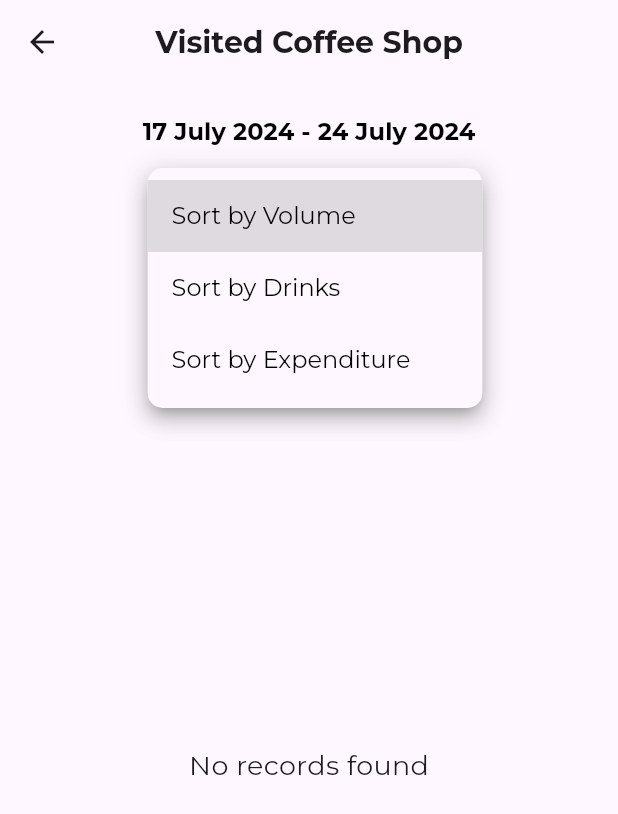
After one commit to KittinatAna/coffeetracker, a Flutter app: the VisitedShopPage screen opened directly, after a tap on an icon or button, on a phone screen of 412 x 824 dp. The commit adds this screen. Shown: the top 814 px of the screen. Run offline on Flutter 3.47's test engine with Material 3 defaults, Android fonts, the light colour scheme and no system bars; our stand-ins replace cloud_firestore, csv, device_info_plus, firebase_core, fl_chart, geocoding and 11 more; missing offline and left inert: google_mlkit_text_recognition, tflite_flutter; accounts and stored records are empty.

Commit message:
24072024_1349 Add Visited Shop Page

```diff
--- /dev/null
+++ b/coffeetracker/lib/screens/stats/visited_shop.dart
@@ -0,0 +1,235 @@
+import 'package:flutter/material.dart';
+import 'package:flutter/services.dart';
+import 'package:google_fonts/google_fonts.dart';
+import 'package:intl/intl.dart';
+import 'package:coffeetracker/services/firestore_service.dart';
+
+class VisitedShopPage extends StatefulWidget {
+  @override
+  _VisitedShopPageState createState() => _VisitedShopPageState();
+}
+
+class _VisitedShopPageState extends State<VisitedShopPage> {
+  final FirestoreService _firestoreService = FirestoreService();
+  DateTime _startDate = DateTime.now().subtract(const Duration(days: 7));
+  DateTime _endDate = DateTime.now();
+  List<Map<String, dynamic>> _shopList = [];
+  String _sortCriteria = 'volume';
+
+  @override
+  void initState() {
+    super.initState();
+    _fetchRecords();
+  }
+
+  Future<void> _fetchRecords() async {
+    List<Map<String, dynamic>> records = await _firestoreService.fetchData('coffeerecords');
+    List<Map<String, dynamic>> filteredRecords = records.where((record) {
+      DateTime recordDate = DateTime.parse(record['date']);
+      return record['is_purchased'] == true && recordDate.isAfter(_startDate.subtract(const Duration(days: 1))) && recordDate.isBefore(_endDate.add(const Duration(days: 1)));
+    }).toList();
+
+    Map<String, Map<String, dynamic>> shopSummary = {};
+
+    for (var record in filteredRecords) {
+      String shopName = record['coffee_shop'];
+      String shopAddress = record['shop_address'];
+      String key = '$shopName - $shopAddress';
+      int volume = record['volume'];
+      double price = record['price'];
+
+      if (!shopSummary.containsKey(key)) {
+        shopSummary[key] = {
+          'shopName': shopName,
+          'address': shopAddress,
+          'drinks': 0,
+          'volume': 0,
+          'expenditure': 0.0,
+        };
+      }
+
+      shopSummary[key]?['drinks'] += 1;
+      shopSummary[key]?['volume'] += volume;
+      shopSummary[key]?['expenditure'] += price;
+    }
+
+    _shopList = shopSummary.values.toList();
+
+    _sortShopList();
+
+    setState(() {});
+  }
+
+  void _sortShopList() {
+    if (_sortCriteria == 'volume') {
+      _shopList.sort((a, b) => b['volume'].compareTo(a['volume']));
+    } else if (_sortCriteria == 'drinks') {
+      _shopList.sort((a, b) => b['drinks'].compareTo(a['drinks']));
+    } else if (_sortCriteria == 'expenditure') {
+      _shopList.sort((a, b) => b['expenditure'].compareTo(a['expenditure']));
+    }
+  }
+
+  void _copyToClipboard(String text) {
+    Clipboard.setData(ClipboardData(text: text));
+    ScaffoldMessenger.of(context).showSnackBar(
+      SnackBar(
+        content: Text('Copied "$text" to clipboard'),
+      ),
+    );
+  }
+
+  @override
+  Widget build(BuildContext context) {
+    return Scaffold(
+      appBar: AppBar(
+        title: Text(
+          'Visited Coffee Shop',
+          style: GoogleFonts.montserrat(
+            fontSize: 20,
+            fontWeight: FontWeight.bold,
+          ),
+        ),
+        centerTitle: true,
+      ),
+      body: Column(
+        children: [
+          Padding(
+            padding: const EdgeInsets.all(8.0),
+            child: Column(
+              children: [
+                TextButton(
+                  onPressed: () async {
+                    DateTimeRange? picked = await showDateRangePicker(
+                      context: context,
+                      firstDate: DateTime(2020),
+                      lastDate: DateTime.now(),
+                      initialDateRange: DateTimeRange(start: _startDate, end: _endDate),
+                    );
+
+                    if (picked != null) {
+                      setState(() {
+                        _startDate = picked.start;
+                        _endDate = picked.end;
+                      });
+                      _fetchRecords();
+                    }
+                  },
+                  style: TextButton.styleFrom(
+                    shape: RoundedRectangleBorder(
+                      borderRadius: BorderRadius.circular(20.0),
+                    ),
+                  ),
+                  child: Text(
+                    '${DateFormat('dd MMMM yyyy').format(_startDate)} - ${DateFormat('dd MMMM yyyy').format(_endDate)}',
+                    style: GoogleFonts.montserrat(
+                      fontSize: 16,
+                      fontWeight: FontWeight.bold,
+                      color: Colors.black,
+                    ),
+                  ),
+                ),
+              ],
+            ),
+          ),
+          Padding(
+            padding: const EdgeInsets.symmetric(horizontal: 8.0),
+            child: DropdownButton<String>(
+              value: _sortCriteria,
+              icon: const Icon(Icons.expand_more),
+              borderRadius: BorderRadius.circular(10),
+              onChanged: (String? newValue) {
+                setState(() {
+                  _sortCriteria = newValue!;
+                  _sortShopList();
+                });
+              },
+              items: <String>['volume', 'drinks', 'expenditure']
+                  .map<DropdownMenuItem<String>>((String value) {
+                return DropdownMenuItem<String>(
+                  value: value,
+                  child: Text(
+                    'Sort by ${value[0].toUpperCase()}${value.substring(1)}',
+                    style: GoogleFonts.montserrat(
+                      fontSize: 16,
+                      fontWeight: FontWeight.normal,
+                    ),
+                  ),
+                );
+              }).toList(),
+              style: GoogleFonts.montserrat(
+                fontSize: 16,
+                fontWeight: FontWeight.normal,
+                color: Colors.black,
+              ),
+              iconEnabledColor: Colors.black,
+              underline: Container(
+                height: 2,
+                color: Colors.black,
+              ),
+            ),
+          ),
+          Padding(
+            padding: const EdgeInsets.symmetric(vertical: 6),
+            child: Text(
+              'Long press to copy the shop name',
+              style: GoogleFonts.montserrat(
+                fontSize: 12,
+                fontWeight: FontWeight.normal,
+                color: Colors.grey,
+              ),
+            ),
+          ),
+          Expanded(
+            child: _shopList.isNotEmpty
+                ? ListView.builder(
+                    itemCount: _shopList.length,
+                    itemBuilder: (context, index) {
+                      var shop = _shopList[index];
+                      return Card(
+                        margin: const EdgeInsets.symmetric(horizontal: 20.0, vertical: 10.0),
+                        shape: RoundedRectangleBorder(
+                          borderRadius: BorderRadius.circular(30.0),
+                        ),
+                        elevation: 3,
+                        child: ListTile(
+                          contentPadding: const EdgeInsets.symmetric(horizontal: 16.0, vertical: 10.0),
+                          leading: CircleAvatar(
+                            backgroundColor: Colors.blue,
+                            child: Text(
+                              '${index + 1}',
+                              style: const TextStyle(color: Colors.white),
+                            ),
+                          ),
+                          title: Text(
+                            shop['shopName'],
+                            style: GoogleFonts.montserrat(
+                              fontSize: 18,
+                              fontWeight: FontWeight.bold,
+                            ),
+                          ),
+                          subtitle: Text(
+                            '${shop['address']}\nDrinks: ${shop['drinks']}\nVolume: ${shop['volume']} mL\nExpenditure: £ ${shop['expenditure'].toStringAsFixed(2)}',
+                            style: GoogleFonts.montserrat(
+                              fontSize: 16,
+                            ),
+                          ),
+                          onLongPress: () {
+                            _copyToClipboard("${shop['shopName']}");
+                          },
+                        ),
+                      );
+                    },
+                  )
+                : const Center(
+                    child: Text(
+                      'No records found',
+                      style: TextStyle(fontSize: 18),
+                    ),
+                  ),
+          ),
+        ],
+      ),
+    );
+  }
+}
```
Also changed, not shown: coffeetracker/lib/screens/home.dart (+23 -1 lines).
